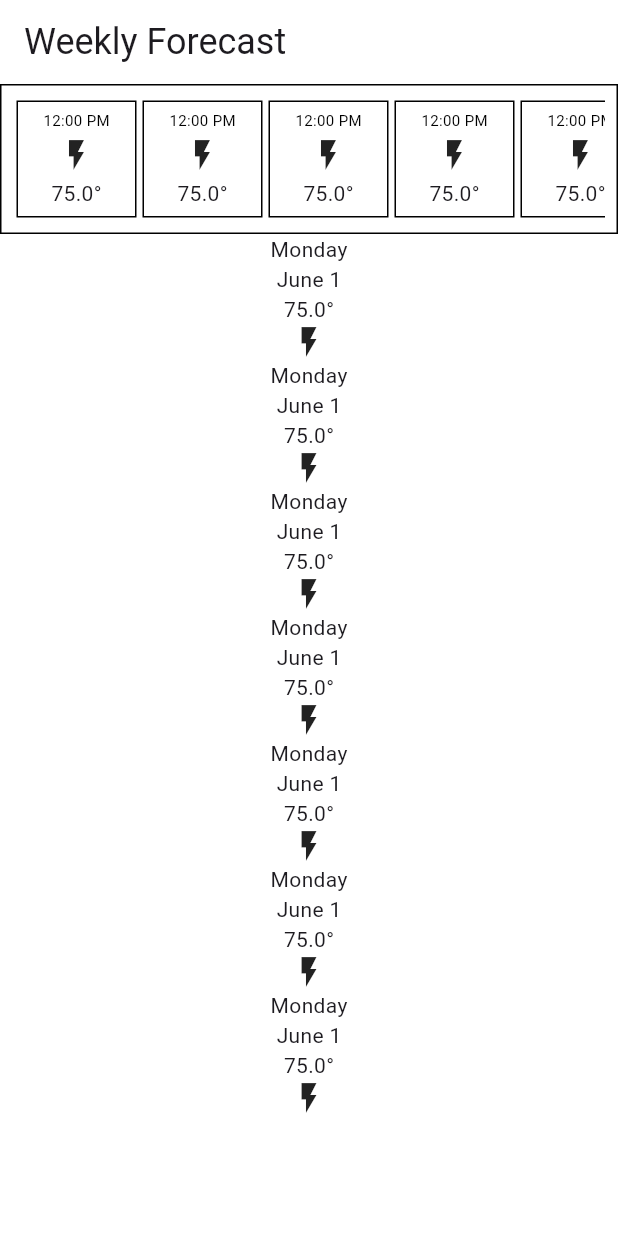
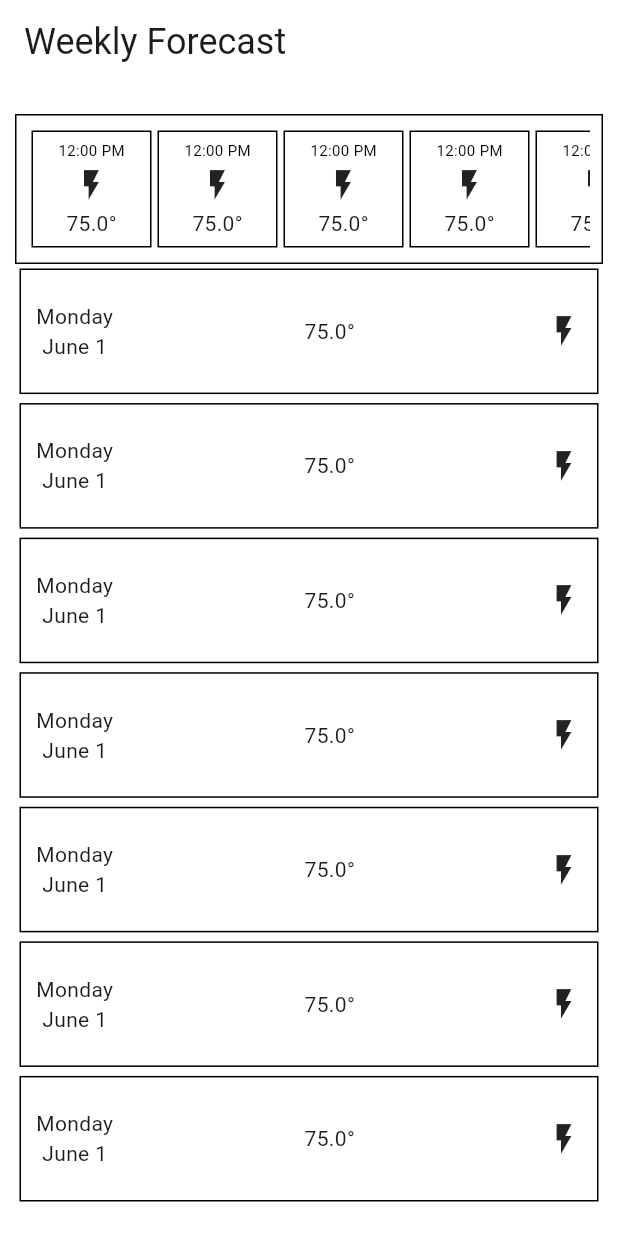
Before and after one commit to basharh/flutter-weather-app, a Flutter app: the screen it shows after launch, on a phone screen of 412 x 824 dp. Run offline on Flutter 3.47's test engine with Material 3 defaults, Android fonts, the phone set to English and light mode, and no system bars; our stand-ins replace freezed_annotation.

Commit message:
- finish basic week page

```diff
--- a/lib/pages/week.dart
+++ b/lib/pages/week.dart
@@ -30,11 +30,15 @@ class DaysColumn extends StatelessWidget {
 
   @override
   Widget build(BuildContext context) {
-    return Container(
+    return Expanded(
+      child: Container(
         child: Column(
           children: List.generate(
             7,
-          (index) => const DailyWeather(),
+            (index) => const Expanded(
+              child: DailyWeather(),
+            ),
+          ),
         ),
       ),
     );
@@ -48,14 +52,12 @@ class WeekPage extends StatelessWidget {
   Widget build(BuildContext context) {
     return Layout(
       title: 'Weekly Forecast',
-      child: Container(
       child: const Column(
         children: <Widget>[
           HoursRow(),
           DaysColumn(),
         ],
       ),
-      ),
     );
   }
 }
--- a/lib/widgets/common/layout/layout.dart
+++ b/lib/widgets/common/layout/layout.dart
@@ -24,8 +24,11 @@ class Layout extends StatelessWidget {
         ),
         actions: actions,
       ),
-      body: Center(
-        child: child,
+      body: Container(
+        padding: const EdgeInsets.symmetric(horizontal: 10, vertical: 20),
+        child: Center(
+          child: child,
+        ),
       ),
     );
   }
--- a/lib/widgets/week/day.dart
+++ b/lib/widgets/week/day.dart
@@ -12,6 +12,7 @@ class DayAndDate extends StatelessWidget {
   Widget build(BuildContext context) {
     return Container(
       child: const Column(
+        mainAxisAlignment: MainAxisAlignment.center,
         children: <Widget>[
           Text('Monday'),
           Text('June 1'),
@@ -28,7 +29,14 @@ class DailyWeather extends StatelessWidget {
   @override
   Widget build(BuildContext context) {
     return Container(
-      child: Column(
+      padding: const EdgeInsets.all(10),
+      margin: const EdgeInsets.all(3),
+      width: double.infinity,
+      decoration: BoxDecoration(
+        border: Border.all(color: Colors.black),
+      ),
+      child: Row(
+        mainAxisAlignment: MainAxisAlignment.spaceBetween,
         children: <Widget>[
           const DayAndDate(day: 'Monday', date: 'June 1'),
           const TemperatureText(temperature: 75),
```
Lines whose indentation alone changed are shown as unchanged.
